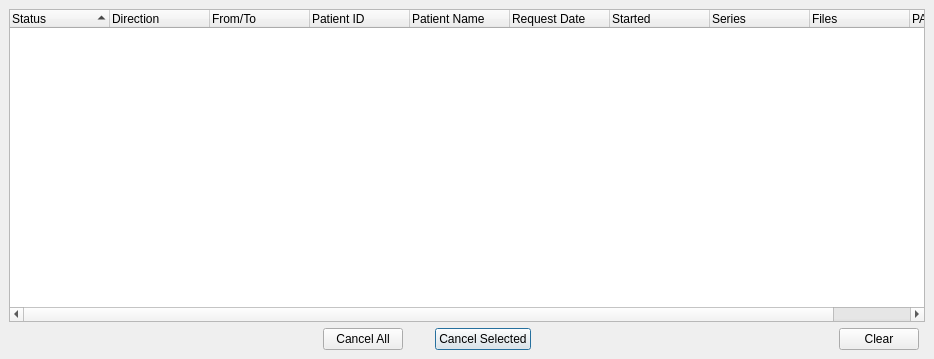
First picture: the form in starviewer/src/inputoutput/qoperationstatescreenbase.ui, repository starviewer-medical/starviewer, before the edit.
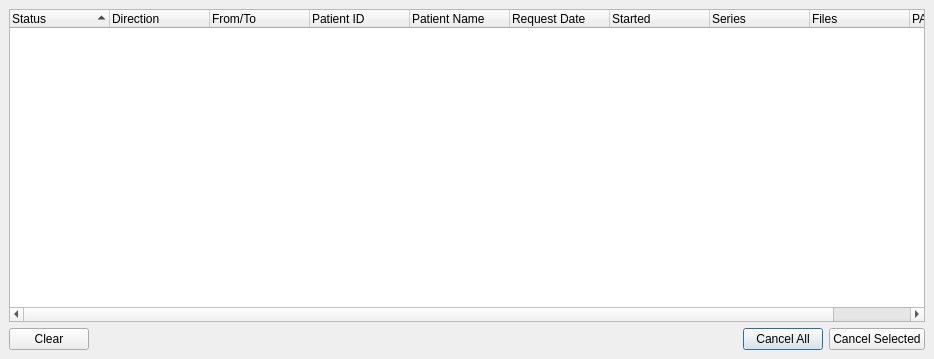
Second picture: the form after the edit. Icons and pictures are not drawn.

The edit to the form file:
```diff
--- a/starviewer/src/inputoutput/qoperationstatescreenbase.ui
+++ b/starviewer/src/inputoutput/qoperationstatescreenbase.ui
@@ -20,7 +20,18 @@
    <property name="spacing">
     <number>6</number>
    </property>
-   <item row="0" column="0" colspan="9">
+   <item row="3" column="5">
+    <widget class="QPushButton" name="m_cancellAllRequestsButton">
+     <property name="text">
+      <string>Cancel All</string>
+     </property>
+     <property name="icon">
+      <iconset resource="../main/main.qrc">
+       <normaloff>:/images/icons/process-stop.svg</normaloff>:/images/icons/process-stop.svg</iconset>
+     </property>
+    </widget>
+   </item>
+   <item row="0" column="3" colspan="4">
     <widget class="QTreeWidget" name="m_treeRetrieveStudy">
      <property name="contextMenuPolicy">
       <enum>Qt::NoContextMenu</enum>
@@ -97,23 +108,7 @@
      </column>
     </widget>
    </item>
-   <item row="3" column="2">
-    <spacer>
-     <property name="orientation">
-      <enum>Qt::Horizontal</enum>
-     </property>
-     <property name="sizeType">
-      <enum>QSizePolicy::Expanding</enum>
-     </property>
-     <property name="sizeHint" stdset="0">
-      <size>
-       <width>40</width>
-       <height>20</height>
-      </size>
-     </property>
-    </spacer>
-   </item>
-   <item row="3" column="5">
+   <item row="3" column="6">
     <widget class="QPushButton" name="m_cancelSelectedRequestsButton">
      <property name="text">
       <string>Cancel Selected</string>
@@ -121,49 +116,6 @@
     </widget>
    </item>
    <item row="3" column="3">
-    <widget class="QPushButton" name="m_cancellAllRequestsButton">
-     <property name="text">
-      <string>Cancel All</string>
-     </property>
-     <property name="icon">
-      <iconset resource="../main/main.qrc">
-       <normaloff>:/images/icons/dialog-cancel.svg</normaloff>:/images/icons/dialog-cancel.svg</iconset>
-     </property>
-    </widget>
-   </item>
-   <item row="3" column="4">
-    <spacer name="horizontalSpacer">
-     <property name="orientation">
-      <enum>Qt::Horizontal</enum>
-     </property>
-     <property name="sizeType">
-      <enum>QSizePolicy::Fixed</enum>
-     </property>
-     <property name="sizeHint" stdset="0">
-      <size>
-       <width>20</width>
-       <height>20</height>
-      </size>
-     </property>
-    </spacer>
-   </item>
-   <item row="3" column="6">
-    <spacer>
-     <property name="orientation">
-      <enum>Qt::Horizontal</enum>
-     </property>
-     <property name="sizeType">
-      <enum>QSizePolicy::Expanding</enum>
-     </property>
-     <property name="sizeHint" stdset="0">
-      <size>
-       <width>31</width>
-       <height>20</height>
-      </size>
-     </property>
-    </spacer>
-   </item>
-   <item row="3" column="7">
     <widget class="QPushButton" name="m_buttonClear">
      <property name="maximumSize">
       <size>
@@ -180,6 +132,19 @@
      </property>
     </widget>
    </item>
+   <item row="3" column="4">
+    <spacer name="horizontalSpacer">
+     <property name="orientation">
+      <enum>Qt::Horizontal</enum>
+     </property>
+     <property name="sizeHint" stdset="0">
+      <size>
+       <width>40</width>
+       <height>20</height>
+      </size>
+     </property>
+    </spacer>
+   </item>
   </layout>
  </widget>
  <layoutdefault spacing="6" margin="11"/>
```
Left out of the diff: 21 changed lines with no effect on the pictures.
